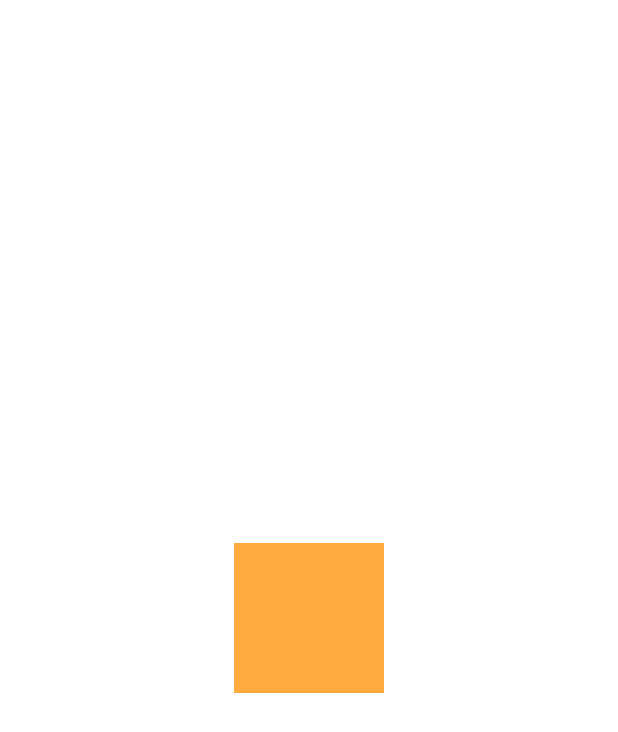
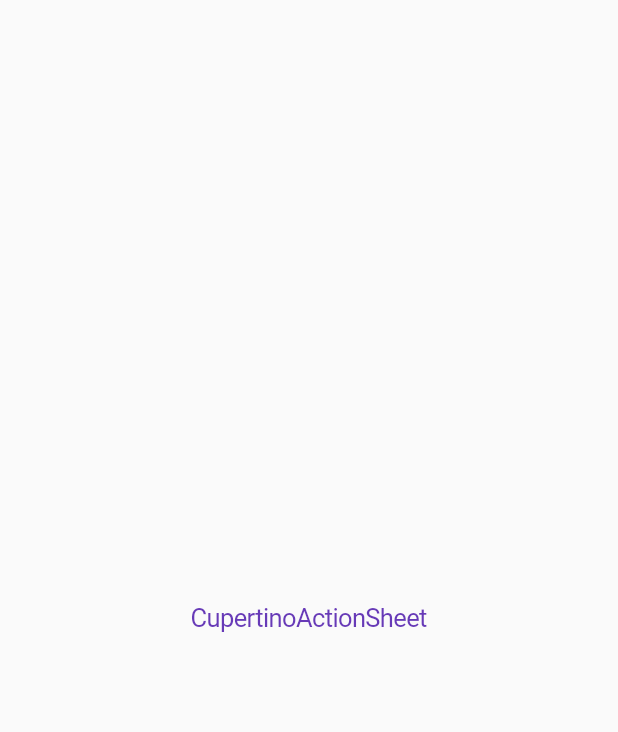
Before and after one commit to srp2210/flutter_learning, a Flutter app: the screen it shows after launch, on a phone screen of 412 x 824 dp. Shown: the top 732 px of the screen. Run offline on Flutter 3.47's test engine with Material 2 defaults, Android fonts, the phone set to English and light mode, and no system bars.

Commit message:
CuperActionSheet

```diff
--- /dev/null
+++ b/flutter_widgets/lib/cupertino_action_sheet_action.dart
@@ -0,0 +1,46 @@
+//!CupertinoActionSheetAction
+
+import 'package:flutter/cupertino.dart';
+
+class CuperActionSheetWidget extends StatefulWidget {
+  const CuperActionSheetWidget({Key? key}) : super(key: key);
+
+  @override
+  State<CuperActionSheetWidget> createState() => _CuperActionSheetWidget();
+}
+
+class _CuperActionSheetWidget extends State<CuperActionSheetWidget> {
+  @override
+  Widget build(BuildContext context) {
+    return CupertinoPageScaffold(
+      child: Center(
+        child: CupertinoButton(
+          child: const Text('CupertinoActionSheet'),
+          onPressed: () {
+            showCupertinoModalPopup(
+              context: context,
+              builder: (BuildContext context) => CupertinoActionSheet(
+                title: const Text('Flutter Mapp'),
+                message: const Text('Your Message'),
+                actions: <CupertinoActionSheetAction>[
+                  CupertinoActionSheetAction(
+                    child: const Text('Do something'),
+                    onPressed: () {
+                      Navigator.pop(context);
+                    },
+                  ),
+                  CupertinoActionSheetAction(
+                    child: const Text('Do something else'),
+                    onPressed: () {
+                      Navigator.pop(context);
+                    },
+                  ),
+                ],
+              ),
+            );
+          },
+        ),
+      ),
+    );
+  }
+}
--- a/flutter_widgets/lib/main.dart
+++ b/flutter_widgets/lib/main.dart
@@ -26,6 +26,7 @@ import 'clip_path.dart';
 import 'clip_r_rect.dart';
 import 'clip_rect.dart';
 import 'colored_box.dart';
+import 'cupertino_action_sheet_action.dart';
 
 
 
@@ -45,7 +46,7 @@ class MyApp extends StatelessWidget {
       theme: ThemeData(
         primarySwatch: Colors.deepPurple,
       ),
-      home: const ColoredBoxWidget(),
+      home: const CuperActionSheetWidget(),
     );
   }
 }
```
